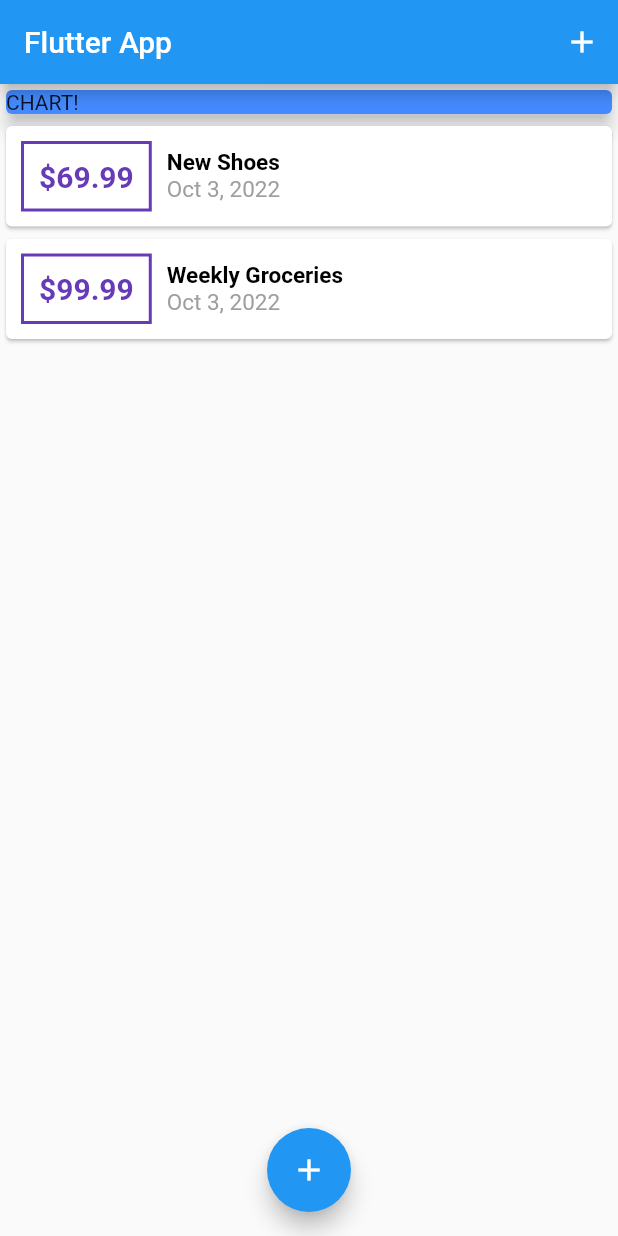
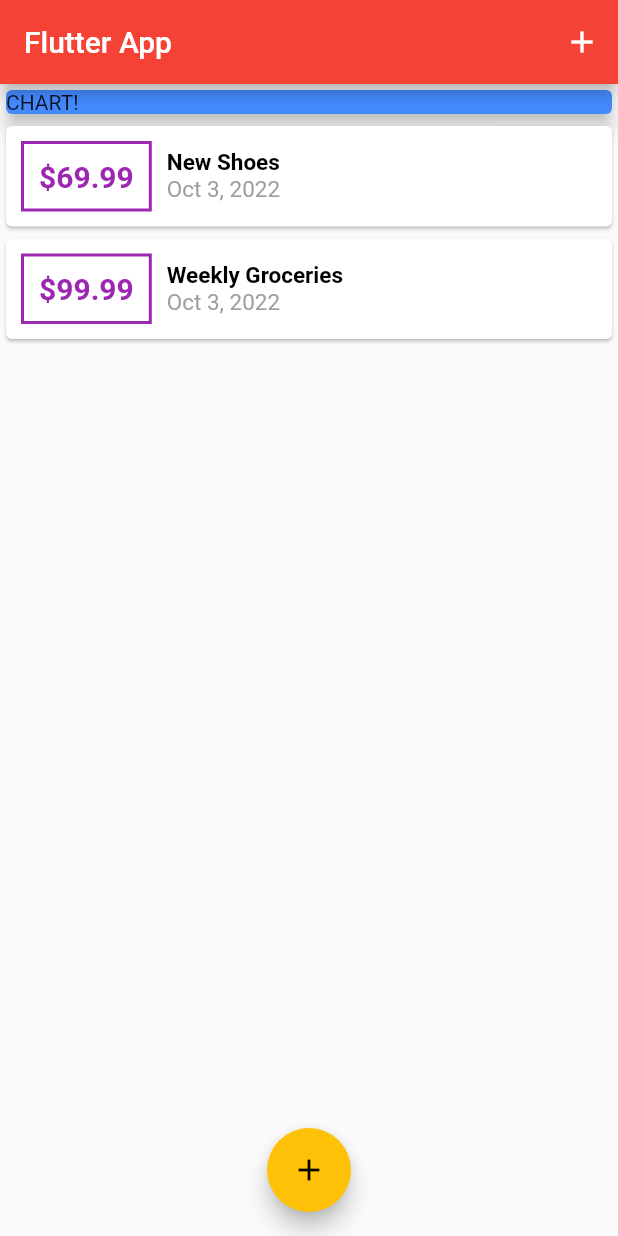
Before and after one commit to hanani14/Flutter-Training, a Flutter app: the screen it shows after launch, on a phone screen of 412 x 824 dp. Run offline on Flutter 3.47's test engine with Material 2 defaults, Android fonts, the phone set to English and light mode, and no system bars.

Commit message:
configuring & using theme

```diff
--- a/flutter_guide/lib/main.dart
+++ b/flutter_guide/lib/main.dart
@@ -12,9 +12,10 @@ class MyApp extends StatelessWidget {
   @override
   Widget build(BuildContext context) {
     return MaterialApp(
-      title: 'Flutter Demo',
+      title: 'Personal Expenses',
       theme: ThemeData(
-        primarySwatch: Colors.blue,
+        primarySwatch: Colors.purple,
+        accentColor: Colors.amber,
       ),
       home: MyHomePage(),
     );
@@ -63,6 +64,7 @@ class _MyHomePageState extends State<MyHomePage> {
   Widget build(BuildContext context) {
     return Scaffold(
       appBar: AppBar(
+        backgroundColor: Colors.red,
         title: Text('Flutter App'),
         actions: [IconButton(icon: Icon(Icons.add),  onPressed:()=> _startAddNewTransaction(context),)],
       ),
--- a/flutter_guide/lib/widgets/transaction_list.dart
+++ b/flutter_guide/lib/widgets/transaction_list.dart
@@ -18,7 +18,8 @@ class TransactionList extends StatelessWidget {
                 //styling a container
                 Container(
                     decoration: BoxDecoration(
-                        border: Border.all(color: Colors.deepPurple, width: 2)),
+
+                        border: Border.all(color:Theme.of(context).primaryColor, width: 2)),
                     padding: EdgeInsets.all(10),
                     margin: EdgeInsets.symmetric(vertical: 10, horizontal: 10),
                     child: Text(
@@ -26,7 +27,7 @@ class TransactionList extends StatelessWidget {
                       style: TextStyle(
                           fontWeight: FontWeight.bold,
                           fontSize: 20,
-                          color: Colors.deepPurple),
+                          color: Theme.of(context).primaryColor),
                     )),
                 Column(
                   crossAxisAlignment: CrossAxisAlignment.start,
```
